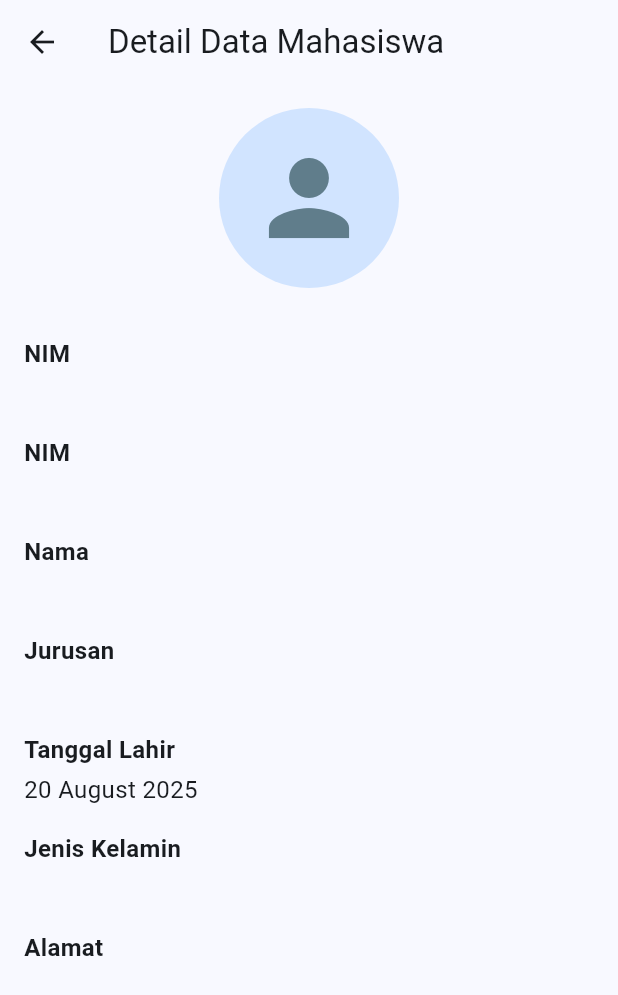
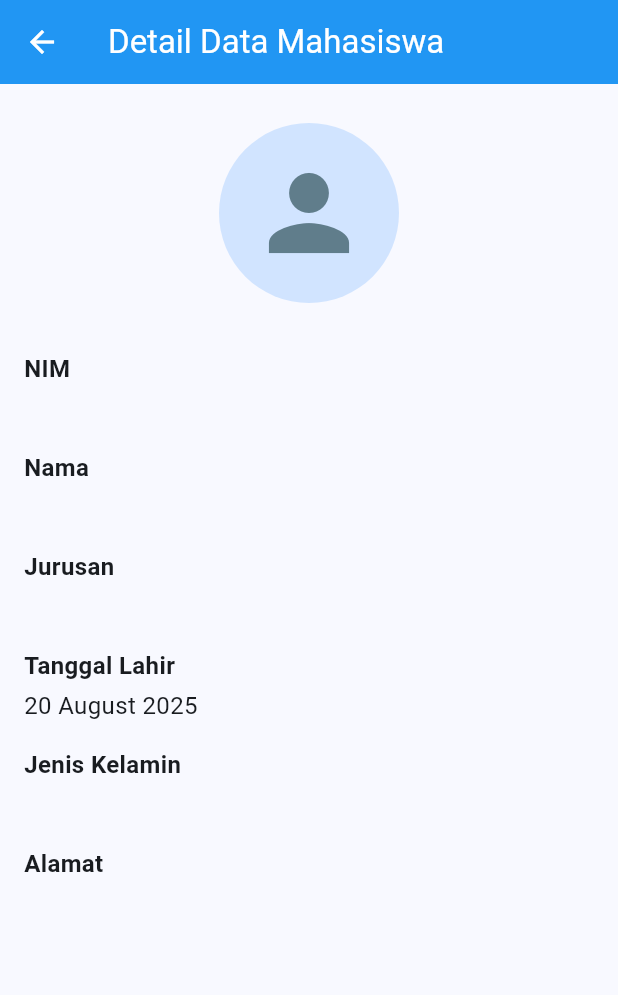
Before and after one commit to panjiarif/mahasiswa_app, a Flutter app: the DetailPage screen opened directly with empty values, on a phone screen of 412 x 824 dp. Shown: the top 995 px of the screen. Run offline on Flutter 3.47's test engine with Material 3 defaults, Android fonts, the phone set to English and light mode, and no system bars; our stand-ins replace sqflite; accounts and stored records are empty.

Commit message:
mewarnai appbar

```diff
--- a/lib/pages/detail_data_page.dart
+++ b/lib/pages/detail_data_page.dart
@@ -14,12 +14,15 @@ class DetailPage extends StatelessWidget {
     return Scaffold(
       appBar: AppBar(
         title: const Text('Detail Data Mahasiswa'),
+        backgroundColor: Colors.blue,
+        foregroundColor: Colors.white,
       ),
       body: Padding(
         padding: const EdgeInsets.all(16.0),
         child: Column(
           crossAxisAlignment: CrossAxisAlignment.start,
           children: [
+            const SizedBox(height: 10),
             const Center(
               // <-- Tambahkan Center untuk mengatur posisi ikon
               child: CircleAvatar(
@@ -32,8 +35,9 @@ class DetailPage extends StatelessWidget {
                 ),
               ),
             ),
-            const SizedBox(height: 24), // Beri jarak antara ikon dan data
-            _buildDetailRow('NIM', mahasiswa.nim),
+            const SizedBox(
+              height: 24,
+            ), // Beri jarak antara ikon dan data
             _buildDetailRow('NIM', mahasiswa.nim),
             _buildDetailRow('Nama', mahasiswa.nama),
             _buildDetailRow('Jurusan', mahasiswa.jurusan),
--- a/lib/pages/edit_data_page.dart
+++ b/lib/pages/edit_data_page.dart
@@ -73,6 +73,8 @@ class _EditDataPageState extends State<EditDataPage> {
     return Scaffold(
       appBar: AppBar(
         title: const Text('Ubah Data Mahasiswa'),
+        backgroundColor: Colors.blue,
+        foregroundColor: Colors.white,
       ),
       body: Padding(
         padding: const EdgeInsets.all(16.0),
--- a/lib/pages/info_page.dart
+++ b/lib/pages/info_page.dart
@@ -11,6 +11,8 @@ class InfoPage extends StatelessWidget {
     return Scaffold(
       appBar: AppBar(
         title: const Text('Informasi Aplikasi'),
+        backgroundColor: Colors.blue,
+        foregroundColor: Colors.white,
       ),
       body: Padding(
         padding: const EdgeInsets.all(24.0),
--- a/lib/pages/input_data_page.dart
+++ b/lib/pages/input_data_page.dart
@@ -77,6 +77,8 @@ class _InputDataPageState extends State<InputDataPage> {
     return Scaffold(
       appBar: AppBar(
         title: const Text('Input Data Mahasiswa'),
+        backgroundColor: Colors.blue,
+        foregroundColor: Colors.white,
       ),
       body: Padding(
         padding: const EdgeInsets.all(16.0),
--- a/lib/pages/splash_screen.dart
+++ b/lib/pages/splash_screen.dart
@@ -26,12 +26,11 @@ class _SplashScreenState extends State<SplashScreen> {
   @override
   Widget build(BuildContext context) {
     return const Scaffold(
-      backgroundColor: Colors.blue, // Sesuaikan warna latar belakang
+      backgroundColor: Colors.blue,
       body: Center(
         child: Column(
           mainAxisAlignment: MainAxisAlignment.center,
           children: [
-            // Tambahkan logo atau teks di sini
             Text(
               'Aplikasi Data Mahasiswa',
               style: TextStyle(
--- a/lib/pages/view_data_page.dart
+++ b/lib/pages/view_data_page.dart
@@ -117,6 +117,8 @@ class _ViewDataPageState extends State<ViewDataPage> {
             onPressed: _refreshMahasiswaList,
           ),
         ],
+        backgroundColor: Colors.blue,
+        foregroundColor: Colors.white,
       ),
       body: FutureBuilder<List<Mahasiswa>>(
         future: _mahasiswaList,
@@ -156,7 +158,7 @@ class _ViewDataPageState extends State<ViewDataPage> {
             context,
             MaterialPageRoute(builder: (context) => const InputDataPage()),
           );
-          _refreshMahasiswaList(); // Muat ulang data setelah menambahkan data baru
+          _refreshMahasiswaList();
         },
         child: const Icon(Icons.add),
       ),
--- a/pubspec.yaml
+++ b/pubspec.yaml
@@ -62,9 +62,8 @@ flutter:
   uses-material-design: true
 
   # To add assets to your application, add an assets section, like this:
-  # assets:
-  #   - images/a_dot_burr.jpeg
-  #   - images/a_dot_ham.jpeg
+  assets:
+    - assets/logo.png
 
   # An image asset can refer to one or more resolution-specific "variants", see
   # https://flutter.dev/to/resolution-aware-images
```
Also changed, not shown: lib/pages/dashboard_page.dart (+12 -5 lines), lib/pages/login_page.dart (+10 -2 lines), lib/pages/welcome_splash_screen.dart (+12 -4 lines).
